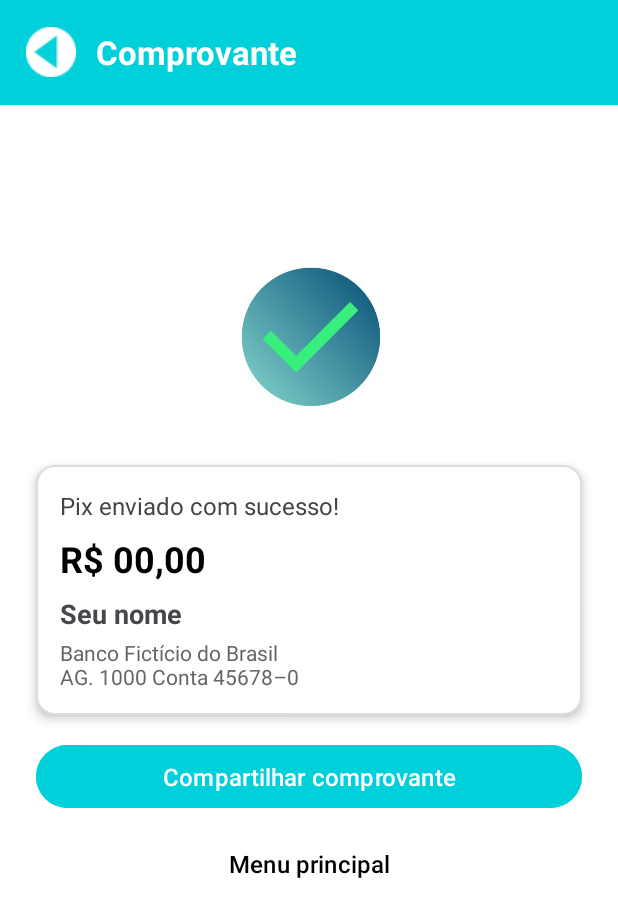
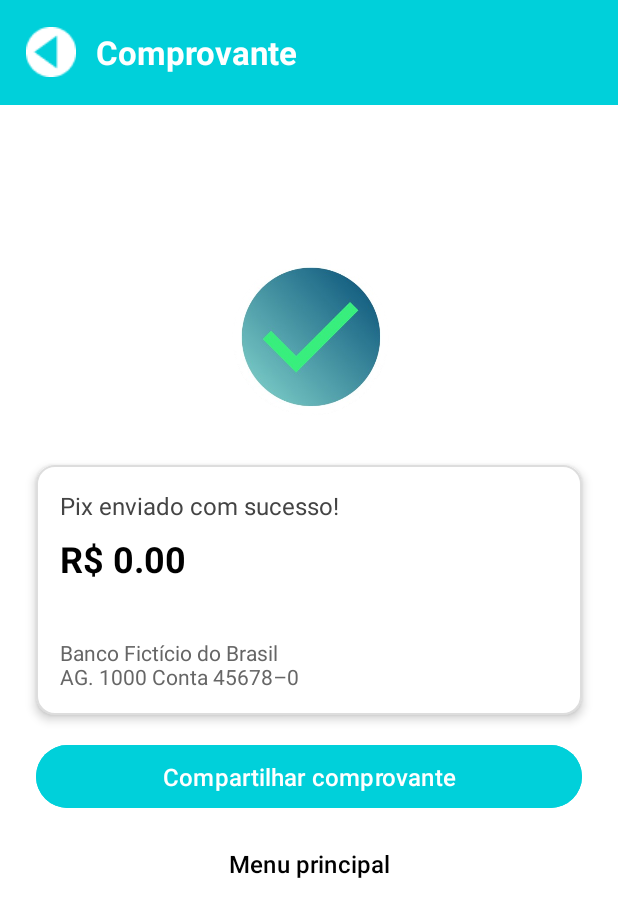
Before and after one commit to 2025-1-NADS3/Projeto1, an Android app: the PixTransferReceiptActivity screen opened directly, with no data from a screen before it, on a phone screen of 412 x 824 dp. Shown: the top 917 px of the screen. Run offline under Robolectric (Android 15) with nearby library versions, the phone set to English and light mode, and no system bars; Roboto replaces fonts that are not available here; 2 statements that could not run were skipped.

Commit message:
Update PixTransferReceiptActivity.java

```diff
--- a/src/Entrega 2/Frontend/NeonPay-Academy/app/src/main/java/br/com/neonpay/neonpayacademy/PixTransferReceiptActivity.java
+++ b/src/Entrega 2/Frontend/NeonPay-Academy/app/src/main/java/br/com/neonpay/neonpayacademy/PixTransferReceiptActivity.java
@@ -1,6 +1,10 @@
 package br.com.neonpay.neonpayacademy;
 
+import android.content.Intent;
 import android.os.Bundle;
+import android.widget.Button;
+import android.widget.ImageView;
+import android.widget.TextView;
 
 import androidx.activity.EdgeToEdge;
 import androidx.appcompat.app.AppCompatActivity;
@@ -9,6 +13,14 @@ import androidx.core.view.ViewCompat;
 import androidx.core.view.WindowInsetsCompat;
 
 public class PixTransferReceiptActivity extends AppCompatActivity {
+
+    // Declaração das variáveis dos elementos da interface
+    private ImageView imgVoltar;
+    private double valor;
+    private TextView txtValor;
+    private Button btnMenu;
+    private TextView txtNomeDestinatario;
+    private String nomeDestinatario;
 
     @Override
     protected void onCreate(Bundle savedInstanceState) {
@@ -20,5 +32,33 @@ public class PixTransferReceiptActivity extends AppCompatActivity {
             v.setPadding(systemBars.left, systemBars.top, systemBars.right, systemBars.bottom);
             return insets;
         });
+
+        // Inicialização dos componentes da interface
+        imgVoltar = findViewById(R.id.imgVoltar);
+        txtValor = findViewById(R.id.txtValor);
+        txtNomeDestinatario = findViewById(R.id.txtNomeDestinatario);
+        btnMenu = findViewById(R.id.btnMenu);
+
+        // Recebendo os dados da Tela que foram enviados pelo Intent:
+        Bundle bundle = getIntent().getExtras();
+        valor = bundle.getDouble("valor", 0);
+        nomeDestinatario = bundle.getString("nome_destinatario");
+
+        // Mostrando dados na tela
+        txtValor.setText(String.format("R$ %.2f", valor));
+        txtNomeDestinatario.setText(nomeDestinatario);
+
+        // Botão para retornar à ConfirmPixTransferActivity
+        imgVoltar.setOnClickListener(view -> {
+            finish();
+        });
+
+        btnMenu.setOnClickListener(v -> {
+            // Vai para a tela Home
+            Intent intent = new Intent(PixTransferReceiptActivity.this, HomeActivity.class);
+            startActivity(intent);
+            finish();
+        });
+
     }
 }
```
